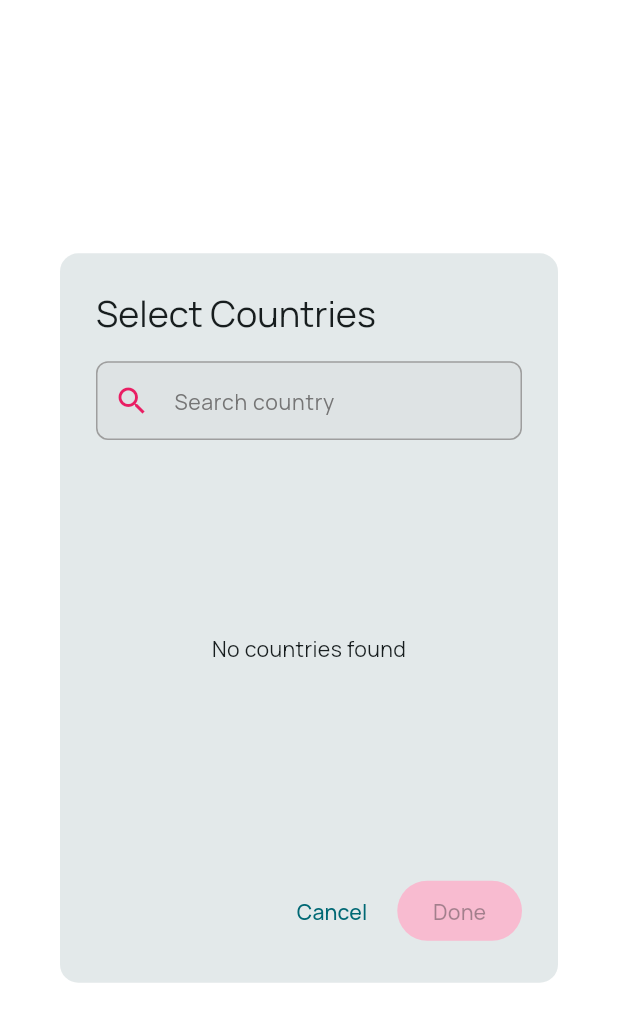
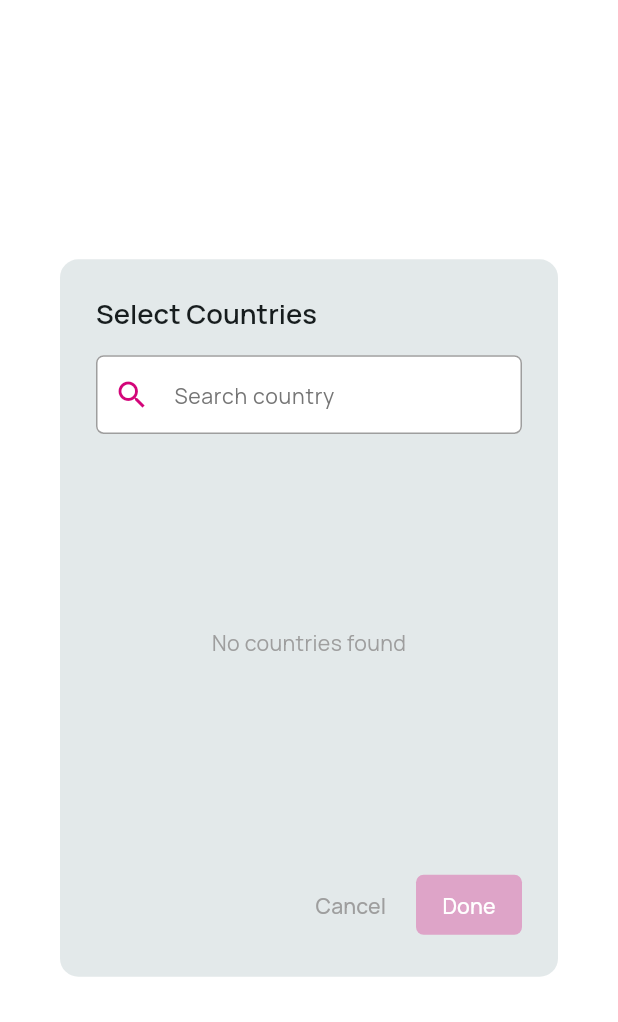
Before and after one commit to iArgho/crew_match, a Flutter app: the CountryPickerDialogWidget widget shown alone on an empty page, opened directly with empty values, on a phone screen of 412 x 824 dp. Shown: the top 1022 px of the screen. Run offline on Flutter 3.47's test engine with Material 3 defaults, Android fonts, the phone set to English and light mode, and no system bars; our stand-ins replace flutter_screenutil, flutter_svg, get, image_picker, permission_handler.

Commit message:
Minor changes

```diff
--- a/lib/presentation/widget/country_picker_dialog_widget.dart
+++ b/lib/presentation/widget/country_picker_dialog_widget.dart
@@ -4,7 +4,7 @@ import 'package:flutter_screenutil/flutter_screenutil.dart';
 class CountryPickerDialogWidget extends StatefulWidget {
   final List<String> allCountries;
   final List<String> bannedNationalities;
-  final Function(List<String>) onCountriesSelected; // multiple countries
+  final Function(List<String>) onCountriesSelected;
 
   const CountryPickerDialogWidget({
     super.key,
@@ -51,7 +51,7 @@ class _CountryPickerDialogWidgetState extends State<CountryPickerDialogWidget> {
   }
 
   void _toggleSelection(String country) {
-    if (widget.bannedNationalities.contains(country)) return; // disabled
+    if (widget.bannedNationalities.contains(country)) return;
     setState(() {
       if (_selectedCountries.contains(country)) {
         _selectedCountries.remove(country);
@@ -61,13 +61,33 @@ class _CountryPickerDialogWidgetState extends State<CountryPickerDialogWidget> {
     });
   }
 
+  InputDecoration _inputDecoration(String hint) {
+    return InputDecoration(
+      hintText: hint,
+      filled: true,
+      fillColor: Colors.white,
+      contentPadding: EdgeInsets.symmetric(horizontal: 12.w, vertical: 14.h),
+      border: OutlineInputBorder(
+        borderRadius: BorderRadius.circular(5.r),
+        borderSide: const BorderSide(color: Colors.grey),
+      ),
+      focusedBorder: OutlineInputBorder(
+        borderRadius: BorderRadius.circular(5.r),
+        borderSide: const BorderSide(color: Color(0xFFD30579), width: 2),
+      ),
+      hintStyle: TextStyle(fontSize: 14.sp, color: Colors.grey.shade600),
+      prefixIcon: const Icon(Icons.search, color: Color(0xFFD30579)),
+    );
+  }
+
   @override
   Widget build(BuildContext context) {
     return AlertDialog(
-      shape: RoundedRectangleBorder(
-        borderRadius: BorderRadius.circular(12.r), // slightly rounded corners
+      shape: RoundedRectangleBorder(borderRadius: BorderRadius.circular(12.r)),
+      title: Text(
+        'Select Countries',
+        style: TextStyle(fontSize: 18.sp, fontWeight: FontWeight.w600),
       ),
-      title: const Text('Select Countries'),
       content: SizedBox(
         width: double.maxFinite,
         child: Column(
@@ -75,18 +95,7 @@ class _CountryPickerDialogWidgetState extends State<CountryPickerDialogWidget> {
           children: [
             TextField(
               controller: _searchController,
-              decoration: const InputDecoration(
-                hintText: 'Search country',
-                prefixIcon: Icon(Icons.search, color: Colors.pink),
-                focusedBorder: OutlineInputBorder(
-                  borderSide: BorderSide(color: Colors.pink),
-                  borderRadius: BorderRadius.all(Radius.circular(8)),
-                ),
-                enabledBorder: OutlineInputBorder(
-                  borderSide: BorderSide(color: Colors.grey),
-                  borderRadius: BorderRadius.all(Radius.circular(8)),
-                ),
-              ),
+              decoration: _inputDecoration('Search country'),
             ),
             SizedBox(height: 12.h),
             SizedBox(
@@ -94,7 +103,12 @@ class _CountryPickerDialogWidgetState extends State<CountryPickerDialogWidget> {
               width: double.maxFinite,
               child:
                   _filteredCountries.isEmpty
-                      ? const Center(child: Text('No countries found'))
+                      ? Center(
+                        child: Text(
+                          'No countries found',
+                          style: TextStyle(fontSize: 14.sp, color: Colors.grey),
+                        ),
+                      )
                       : ListView.builder(
                         itemCount: _filteredCountries.length,
                         itemBuilder: (context, index) {
@@ -108,11 +122,14 @@ class _CountryPickerDialogWidgetState extends State<CountryPickerDialogWidget> {
                           return Material(
                             color:
                                 isSelected
-                                    ? Colors.pink.withOpacity(0.1)
+                                    ? const Color(0xFFD30579).withOpacity(0.1)
                                     : Colors.transparent,
-                            borderRadius: BorderRadius.circular(8.r),
+                            borderRadius: BorderRadius.circular(5.r),
                             child: ListTile(
-                              title: Text(country),
+                              title: Text(
+                                country,
+                                style: TextStyle(fontSize: 14.sp),
+                              ),
                               trailing: Icon(
                                 isBanned
                                     ? Icons.block
@@ -123,7 +140,7 @@ class _CountryPickerDialogWidgetState extends State<CountryPickerDialogWidget> {
                                     isBanned
                                         ? Colors.grey
                                         : isSelected
-                                        ? Colors.pink
+                                        ? const Color(0xFFD30579)
                                         : null,
                               ),
                               onTap:
@@ -131,10 +148,10 @@ class _CountryPickerDialogWidgetState extends State<CountryPickerDialogWidget> {
                                       ? null
                                       : () => _toggleSelection(country),
                               shape: RoundedRectangleBorder(
-                                borderRadius: BorderRadius.circular(8.r),
+                                borderRadius: BorderRadius.circular(5.r),
                               ),
                               contentPadding: EdgeInsets.symmetric(
-                                horizontal: 16.w,
+                                horizontal: 12.w,
                                 vertical: 4.h,
                               ),
                             ),
@@ -147,13 +164,20 @@ class _CountryPickerDialogWidgetState extends State<CountryPickerDialogWidget> {
       ),
       actions: [
         TextButton(
-          onPressed: () => Navigator.pop(context), // cancel closes dialog
-          child: const Text('Cancel'),
+          onPressed: () => Navigator.pop(context),
+          child: Text(
+            'Cancel',
+            style: TextStyle(fontSize: 14.sp, color: Colors.grey),
+          ),
         ),
         ElevatedButton(
           style: ElevatedButton.styleFrom(
-            backgroundColor: Colors.pink,
-            disabledBackgroundColor: Colors.pink.shade100,
+            backgroundColor: const Color(0xFFD30579),
+            disabledBackgroundColor: const Color(0xFFD30579).withOpacity(0.3),
+            padding: EdgeInsets.symmetric(horizontal: 16.w, vertical: 8.h),
+            shape: RoundedRectangleBorder(
+              borderRadius: BorderRadius.circular(5.r),
+            ),
           ),
           onPressed:
               _selectedCountries.isEmpty
@@ -162,7 +186,10 @@ class _CountryPickerDialogWidgetState extends State<CountryPickerDialogWidget> {
                     Navigator.pop(context);
                     widget.onCountriesSelected(_selectedCountries.toList());
                   },
-          child: const Text('Done'),
+          child: Text(
+            'Done',
+            style: TextStyle(fontSize: 14.sp, color: Colors.white),
+          ),
         ),
       ],
     );
--- a/lib/presentation/widget/match_card_widget.dart
+++ b/lib/presentation/widget/match_card_widget.dart
@@ -6,7 +6,6 @@ import 'package:crew_match/presentation/main/home/user_detailed_home_page.dart';
 class MatchCardWidget extends StatelessWidget {
   final Map<String, dynamic> profile;
 
-  // ✅ Add margin/padding as optional parameters
   final EdgeInsetsGeometry margin;
   final EdgeInsetsGeometry padding;
 
--- a/lib/utility/parth_utils.dart
+++ b/lib/utility/parth_utils.dart
@@ -1,4 +1,4 @@
 class PathUtils {
-  static const String logoBland = 'assets/images/logo_bland.svg';
-  static const String logoColor = 'assets/images/logo_Color.svg';
+  static const String logoBland = 'assets/icons/logo_bland.svg';
+  static const String logoColor = 'assets/icons/logo_Color.svg';
 }
```
Also changed, not shown: lib/presentation/auth/createaccout/personal_details_screen.dart (+79 -81 lines), lib/presentation/widget/date_picker_form_field.dart (+29 -17 lines), lib/presentation/widget/image_picker_widget.dart (+71 -4 lines), 3 other files.
